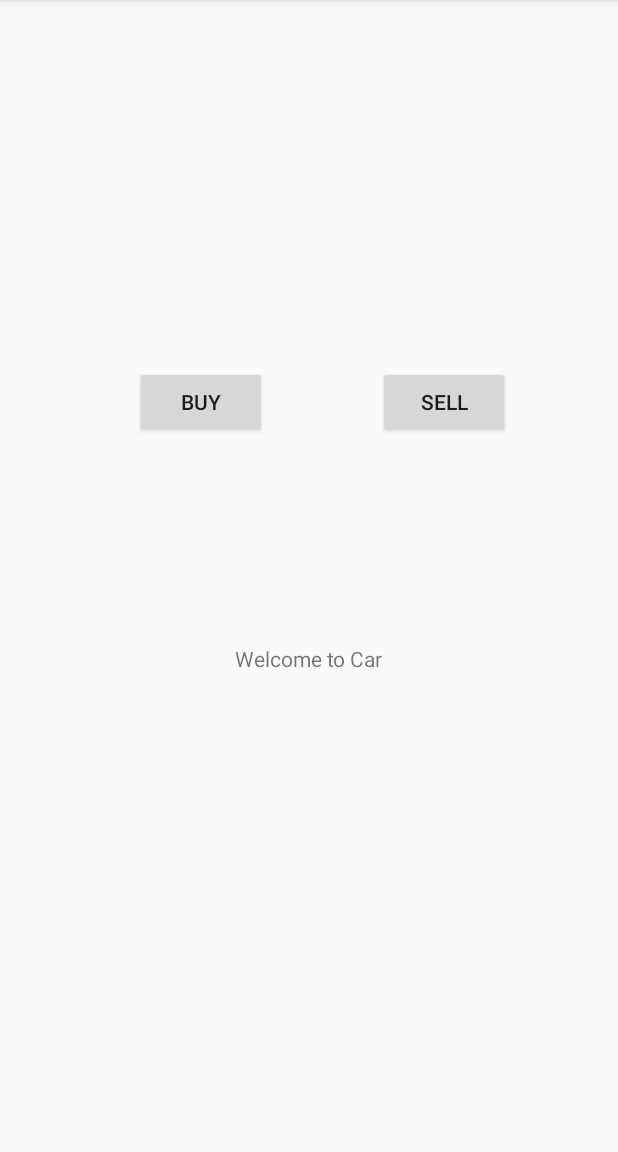
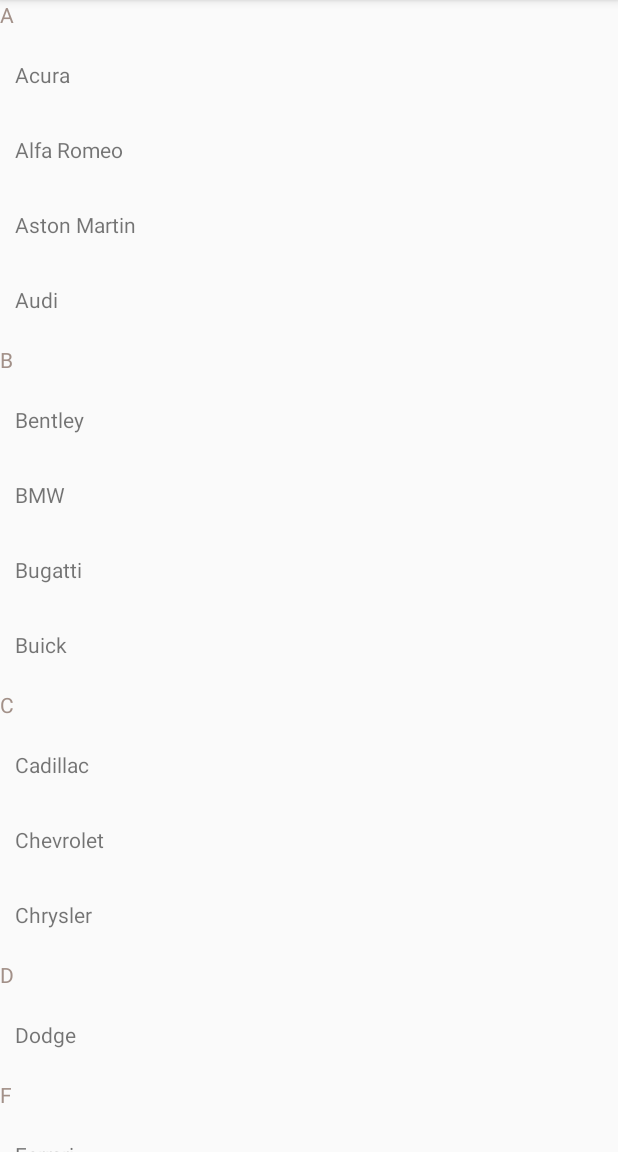
Before and after one commit to plutomars/cars, an Android app: the screen it shows after launch (MainActivity before the commit, SelectionActivity after it), on a phone screen of 412 x 824 dp, the part 84-1236 px from its top. Run offline under Robolectric (Android 15) with nearby library versions, the phone set to English and light mode, and no system bars.

Commit message:
add the recyclerview for all car make add an activity for selecting car make add a category model add category singleton class add a search criteria activity add two layout - list item and list title

```diff
--- a/app/build.gradle
+++ b/app/build.gradle
@@ -22,6 +22,7 @@ dependencies {
     implementation fileTree(dir: 'libs', include: ['*.jar'])
     implementation 'com.android.support:appcompat-v7:28.0.0'
     implementation 'com.android.support.constraint:constraint-layout:1.1.3'
+    implementation 'com.android.support:design:28.0.0'
     testImplementation 'junit:junit:4.12'
     androidTestImplementation 'com.android.support.test:runner:1.0.2'
     androidTestImplementation 'com.android.support.test.espresso:espresso-core:3.0.2'
--- a/app/src/main/AndroidManifest.xml
+++ b/app/src/main/AndroidManifest.xml
@@ -9,13 +9,15 @@
         android:roundIcon="@mipmap/ic_launcher_round"
         android:supportsRtl="true"
         android:theme="@style/AppTheme">
-        <activity android:name=".MainActivity">
+        <activity android:name=".SelectionActivity">
             <intent-filter>
                 <action android:name="android.intent.action.MAIN" />
 
                 <category android:name="android.intent.category.LAUNCHER" />
             </intent-filter>
         </activity>
+        <activity android:name=".MainActivity" />
+        <activity android:name=".SearchActivity" />
     </application>
 
 </manifest>
--- /dev/null
+++ b/app/src/main/java/Adapter/CategoryAdapter.java
@@ -0,0 +1,106 @@
+package Adapter;
+
+import android.content.Context;
+import android.support.annotation.NonNull;
+import android.support.v7.widget.RecyclerView;
+import android.view.LayoutInflater;
+import android.view.View;
+import android.view.ViewGroup;
+import android.widget.TextView;
+
+import com.example.pluto.cars.R;
+import java.util.List;
+
+import Model.Category;
+
+public class CategoryAdapter extends RecyclerView.Adapter<RecyclerView.ViewHolder> {
+
+    private static final int TYPE_CATEGORY_TITLE=0;
+    private static final int TYPE_CATEGORY_ITEM=1;
+    private LayoutInflater mInflater;
+    private List<Category> mListItems;
+    private static final String TAG="CategoryAdpater";
+
+
+    public CategoryAdapter(Context context,List<Category> listItems){
+        mListItems = listItems;
+        mInflater = LayoutInflater.from(context);
+    }
+
+    @NonNull
+    @Override
+    public RecyclerView.ViewHolder onCreateViewHolder(@NonNull ViewGroup parent, int viewType) {
+        if (viewType==TYPE_CATEGORY_TITLE){
+            View title_view = LayoutInflater.from(parent.getContext()).inflate(R.layout.list_title,parent,false);
+            return new Title_ViewHolder(title_view);
+        }else{
+            View item_view = LayoutInflater.from(parent.getContext()).inflate(R.layout.list_item,parent,false);
+            return new Item_ViewHolder(item_view);
+        }
+    }
+
+    @Override
+    public void onBindViewHolder(@NonNull RecyclerView.ViewHolder viewHolder, int position) {
+        Category c = mListItems.get(position);
+        if(c.getType()==TYPE_CATEGORY_TITLE){
+            Title_ViewHolder h = (Title_ViewHolder)viewHolder;
+            h.setText(c.getCategoryName());
+        }else{
+            Item_ViewHolder h = (Item_ViewHolder)viewHolder;
+            h.setText(c.getCategoryName());
+        }
+    }
+
+    @Override
+    public int getItemViewType(int position) {
+        super.getItemViewType(position);
+        if(mListItems==null || position<0||position>getItemCount())return TYPE_CATEGORY_TITLE;
+        Category c = mListItems.get(position);
+        return (c.getType()==TYPE_CATEGORY_TITLE)?TYPE_CATEGORY_TITLE:TYPE_CATEGORY_ITEM;
+
+    }
+
+    @Override
+    public long getItemId(int position) {
+        return position;
+    }
+
+    @Override
+    public int getItemCount() {
+        return mListItems.size();
+    }
+
+
+    /*
+    create different type of view holder
+     */
+    class Title_ViewHolder extends RecyclerView.ViewHolder{
+        private TextView mTextView;
+        public Title_ViewHolder(@NonNull View itemView) {
+            super(itemView);
+            mTextView = (TextView)itemView.findViewById(R.id.list_title_view);
+        }
+
+        public void setText(String str){
+            mTextView.setText(str);
+        }
+    }
+
+    class Item_ViewHolder extends RecyclerView.ViewHolder{
+        private TextView mTextView;
+        public Item_ViewHolder(@NonNull View itemView) {
+            super(itemView);
+            mTextView = (TextView)itemView.findViewById(R.id.list_item_view);
+            itemView.setOnClickListener(new View.OnClickListener() {
+                @Override
+                public void onClick(View v) {
+
+                }
+            });
+        }
+
+        public void setText(String str){
+            mTextView.setText(str);
+        }
+    }
+}
--- /dev/null
+++ b/app/src/main/java/Model/Category.java
@@ -0,0 +1,21 @@
+package Model;
+
+public class Category {
+    //title row, type=0
+    //item row, type=1
+    private int mtype;
+    private String mCategoryName;
+
+
+    public Category(int mtype,String mCategoryName){
+        this.mtype=mtype;
+        this.mCategoryName=mCategoryName;
+    }
+
+    public String getCategoryName(){
+        return this.mCategoryName;
+    }
+    public int getType(){
+        return this.mtype;
+    }
+}
--- /dev/null
+++ b/app/src/main/java/Model/CategorySingleton.java
@@ -0,0 +1,46 @@
+package Model;
+
+import android.content.Context;
+import android.util.Log;
+
+import com.example.pluto.cars.R;
+import java.util.ArrayList;
+import java.util.List;
+
+public class CategorySingleton {
+    private static CategorySingleton mCategorySingleton;
+    private static List<Category> categoryList;
+    private static final String TAG="CategorySingleton";
+
+    public static CategorySingleton getInstance(Context context){
+        Log.d(TAG,"Singleton enter");
+        if (mCategorySingleton==null){
+            mCategorySingleton = new CategorySingleton(context);
+        }
+        return mCategorySingleton;
+    }
+
+    private CategorySingleton(Context context){
+        Log.d(TAG,"enter singleton constructor");
+        categoryList=new ArrayList<Category>();
+        String[] categories = context.getResources().getStringArray(R.array.Make_array);
+
+        for(String s:categories){
+            Log.d(TAG,s);
+        }
+
+        Log.d(TAG,Integer.toString(categories.length));
+
+        for(String s:categories){
+            String[] value = s.split("-");
+            Category cat = new Category(Integer.parseInt(value[0]),value[1]);
+            categoryList.add(cat);
+        }
+        //to test is anything in the category list
+        Log.d(TAG,categoryList.get(1).getType()+","+categoryList.get(1).getCategoryName());
+    }
+
+    public List<Category> getCategoryList(){
+        return categoryList;
+    }
+}
--- /dev/null
+++ b/app/src/main/java/com/example/pluto/cars/SelectionActivity.java
@@ -0,0 +1,30 @@
+package com.example.pluto.cars;
+
+import android.support.v7.app.AppCompatActivity;
+import android.os.Bundle;
+import android.support.v7.widget.LinearLayoutManager;
+import android.support.v7.widget.RecyclerView;
+import android.util.Log;
+
+import Adapter.CategoryAdapter;
+import Model.CategorySingleton;
+
+public class SelectionActivity extends AppCompatActivity {
+    private static final String TAG="SelectionActivity";
+    private RecyclerView recyclerView;
+
+    @Override
+    protected void onCreate(Bundle savedInstanceState) {
+        super.onCreate(savedInstanceState);
+        setContentView(R.layout.activity_selection);
+        recyclerView = (RecyclerView)findViewById(R.id.recyclerListView);
+        recyclerView.setLayoutManager(new LinearLayoutManager(this));
+        Log.d(TAG,"create a recyclerview");
+        CategorySingleton categorySingleton = CategorySingleton.getInstance(this);
+        Log.d(TAG,"create a singleton");
+        CategoryAdapter ca = new CategoryAdapter(this,categorySingleton.getCategoryList());
+        Log.d(TAG,"create a recycler adapter");
+        recyclerView.setAdapter(ca);
+        Log.d(TAG,"set the adapter to the recycler view");
+    }
+}
--- /dev/null
+++ b/app/src/main/res/layout/activity_selection.xml
@@ -0,0 +1,14 @@
+<?xml version="1.0" encoding="utf-8"?>
+<LinearLayout xmlns:android="http://schemas.android.com/apk/res/android"
+    xmlns:tools="http://schemas.android.com/tools"
+    android:layout_width="match_parent"
+    android:layout_height="match_parent"
+    tools:context=".SelectionActivity">
+
+
+    <android.support.v7.widget.RecyclerView
+        android:id="@+id/recyclerListView"
+        android:layout_width="match_parent"
+        android:layout_height="match_parent">
+    </android.support.v7.widget.RecyclerView>
+</LinearLayout>
--- /dev/null
+++ b/app/src/main/res/layout/list_item.xml
@@ -0,0 +1,13 @@
+<?xml version="1.0" encoding="utf-8"?>
+<LinearLayout xmlns:android="http://schemas.android.com/apk/res/android"
+    android:id="@+id/list_item_layout"
+    android:layout_width="match_parent"
+    android:layout_height="wrap_content">
+
+    <TextView
+        android:id="@+id/list_item_view"
+        android:layout_width="wrap_content"
+        android:layout_height="30dp"
+        android:layout_margin="10dp"/>
+
+</LinearLayout>
--- /dev/null
+++ b/app/src/main/res/layout/list_title.xml
@@ -0,0 +1,12 @@
+<?xml version="1.0" encoding="utf-8"?>
+<LinearLayout xmlns:android="http://schemas.android.com/apk/res/android"
+    android:id="@+id/list_title_layout"
+    android:layout_width="match_parent"
+    android:layout_height="wrap_content">
+
+    <TextView
+        android:id="@+id/list_title_view"
+        android:layout_width="wrap_content"
+        android:layout_height="30dp"
+        android:textColor="@color/title_color"/>
+</LinearLayout>
--- a/app/src/main/res/values/array_values.xml
+++ b/app/src/main/res/values/array_values.xml
@@ -1,52 +1,70 @@
 <?xml version="1.0" encoding="utf-8"?>
 <resources>
     <string-array name="Make_array">
-        <item>Acura</item>
-        <item>Alfa Romeo</item>
-        <item>Aston Martin</item>
-        <item>Audi</item>
-        <item>Bentley</item>
-        <item>BMW</item>
-        <item>Bugatti</item>
-        <item>Buick</item>
-        <item>Cadillac</item>
-        <item>Chevrolet</item>
-        <item>Chrysler</item>
-        <item>Dodge</item>
-        <item>Ferrari</item>
-        <item>FIAT</item>
-        <item>Ford</item>
-        <item>Genesis</item>
-        <item>GMC</item>
-        <item>Honda</item>
-        <item>Hyundai</item>
-        <item>INFINITI</item>
-        <item>Jaguar</item>
-        <item>Jeep</item>
-        <item>Kia</item>
-        <item>Lamborghini</item>
-        <item>Land Rover</item>
-        <item>Lexus</item>
-        <item>Lincoln</item>
-        <item>Lotus</item>
-        <item>Maserati</item>
-        <item>Maybach</item>
-        <item>Mazda</item>
-        <item>McLaren</item>
-        <item>Mercedes-Benz</item>
-        <item>Mitsubishi</item>
-        <item>MINI</item>
-        <item>Nissan</item>
-        <item>Porsche</item>
-        <item>RAM</item>
-        <item>Rolls-Royce</item>
-        <item>Saab</item>
-        <item>Subaru</item>
-        <item>Suzuki</item>
-        <item>Tesla</item>
-        <item>Toyata</item>
-        <item>Volkswagen</item>
-        <item>Volvo</item>
+        <item>0-A</item>
+        <item>1-Acura</item>
+        <item>1-Alfa Romeo</item>
+        <item>1-Aston Martin</item>
+        <item>1-Audi</item>
+        <item>0-B</item>
+        <item>1-Bentley</item>
+        <item>1-BMW</item>
+        <item>1-Bugatti</item>
+        <item>1-Buick</item>
+        <item>0-C</item>
+        <item>1-Cadillac</item>
+        <item>1-Chevrolet</item>
+        <item>1-Chrysler</item>
+        <item>0-D</item>
+        <item>1-Dodge</item>
+        <item>0-F</item>
+        <item>1-Ferrari</item>
+        <item>1-FIAT</item>
+        <item>1-Ford</item>
+        <item>0-G</item>
+        <item>1-Genesis</item>
+        <item>1-GMC</item>
+        <item>0-H</item>
+        <item>1-Honda</item>
+        <item>1-Hyundai</item>
+        <item>0-I</item>
+        <item>1-INFINITI</item>
+        <item>0-J</item>
+        <item>1-Jaguar</item>
+        <item>1-Jeep</item>
+        <item>0-K</item>
+        <item>1-Kia</item>
+        <item>0-L</item>
+        <item>1-Lamborghini</item>
+        <item>1-Land Rover</item>
+        <item>1-Lexus</item>
+        <item>1-Lincoln</item>
+        <item>1-Lotus</item>
+        <item>0-M</item>
+        <item>1-Maserati</item>
+        <item>1-Maybach</item>
+        <item>1-Mazda</item>
+        <item>1-McLaren</item>
+        <item>1-Mercedes-Benz</item>
+        <item>1-Mitsubishi</item>
+        <item>1-MINI</item>
+        <item>0-N</item>
+        <item>1-Nissan</item>
+        <item>0-P</item>
+        <item>1-Porsche</item>
+        <item>0-R</item>
+        <item>1-RAM</item>
+        <item>1-Rolls-Royce</item>
+        <item>0-S</item>
+        <item>1-Saab</item>
+        <item>1-Subaru</item>
+        <item>1-Suzuki</item>
+        <item>0-T</item>
+        <item>1-Tesla</item>
+        <item>1-Toyata</item>
+        <item>0-V</item>
+        <item>1-Volkswagen</item>
+        <item>1-Volvo</item>
     </string-array>
     <string-array name="Acura_model">
         <item>CL</item>
--- a/app/src/main/res/values/colors.xml
+++ b/app/src/main/res/values/colors.xml
@@ -3,4 +3,5 @@
     <color name="colorPrimary">#008577</color>
     <color name="colorPrimaryDark">#00574B</color>
     <color name="colorAccent">#D81B60</color>
+    <color name="title_color">#A29088</color>
 </resources>
```
Also changed, not shown: app/src/main/java/Adapter/ListAdapter.java (added, +51 -0 lines), app/src/main/java/com/example/pluto/cars/SearchActivity.java (added, +52 -0 lines), app/src/main/res/layout/activity_search.xml (added, +14 -0 lines), app/src/main/res/layout/search_item.xml (added, +23 -0 lines), app/src/main/res/values/strings.xml (+10 -0 lines), app/src/main/res/values/styles.xml (+9 -0 lines).
